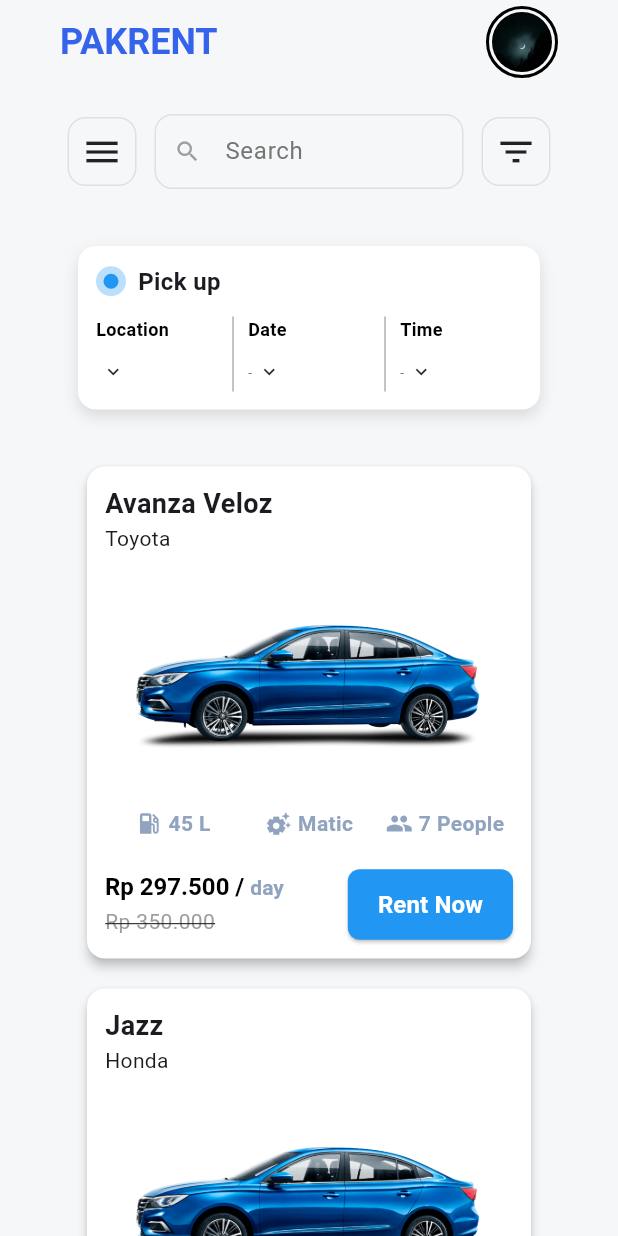
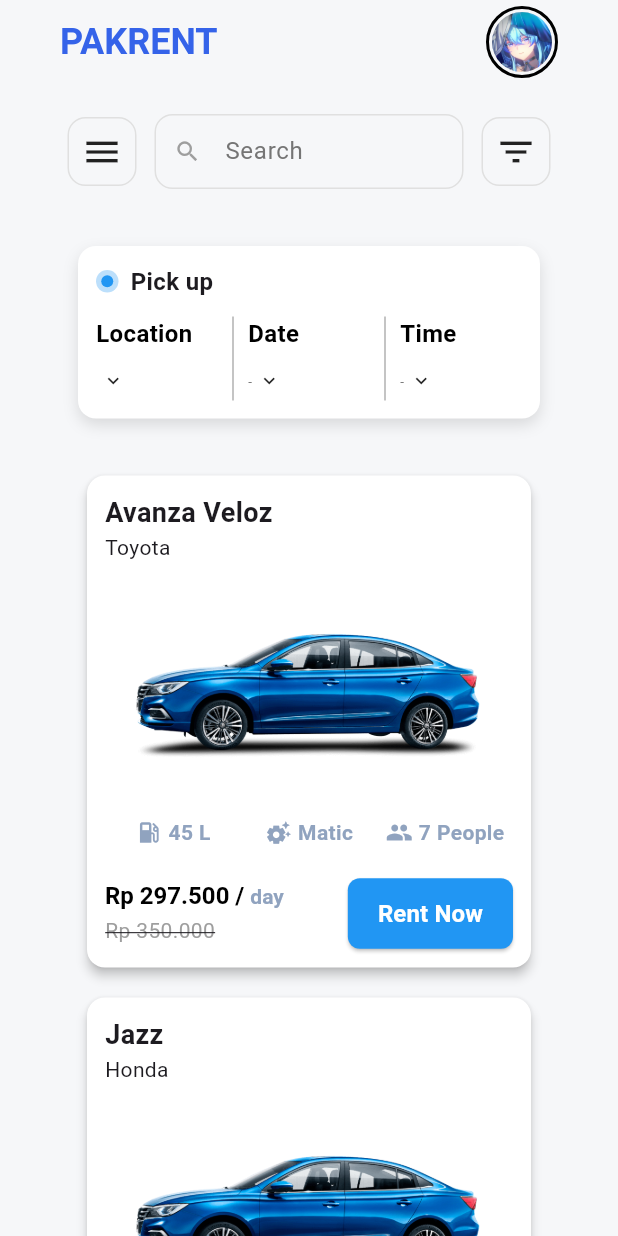
Before and after one commit to MRamadhan000/rentCar_RPL, a Flutter app: the screen it shows after launch, on a phone screen of 412 x 824 dp. Run offline on Flutter 3.47's test engine with Material 3 defaults, Android fonts, the phone set to English and light mode, and no system bars.

Commit message:
update profile image and layout for pickup section

```diff
--- a/lib/main.dart
+++ b/lib/main.dart
@@ -7,6 +7,7 @@ import './models/car.dart';
 import 'dart:convert';
 import 'package:flutter/services.dart' show rootBundle;
 import './utils/app_colors.dart';
+import './widget/empty_car_list.dart';
 
 void main() {
   runApp(const MyApp());
@@ -117,10 +118,7 @@ class _CarRentalPageState extends State<CarRentalPage> {
               if (isLoading)
                 const Center(child: CircularProgressIndicator())
               else if (filteredCars.isEmpty)
-                const Text(
-                  "🚫 Mobil tidak ditemukan",
-                  style: TextStyle(fontSize: 16),
-                )
+                const EmptyCarList()
               else
                 ...filteredCars.map((car) => CarCard(car: car)).toList(),
             ],
--- a/lib/widget/date_picker.dart
+++ b/lib/widget/date_picker.dart
@@ -28,7 +28,7 @@ class DatePicker extends StatelessWidget {
 
   @override
   Widget build(BuildContext context) {
-    const double labelFontSize = 12;
+    const double labelFontSize = 16;
     const double arrowSize = 15;
     const double valueFontSize = 9;
 
--- a/lib/widget/location_picker.dart
+++ b/lib/widget/location_picker.dart
@@ -26,7 +26,7 @@ class LocationPicker extends StatelessWidget {
       'Manado',
     ];
 
-    const double labelFontSize = 12;
+    const double labelFontSize = 16;
     const double arrowSize = 15;
     const double valueFontSize = 9;
 
--- a/lib/widget/pickup_section.dart
+++ b/lib/widget/pickup_section.dart
@@ -42,16 +42,16 @@ class PickupSection extends StatelessWidget {
             mainAxisSize: MainAxisSize.min,
             children: [
               Container(
-                width: 20, // ukuran container luar (outline)
-                height: 20,
+                width: 15, // ukuran container luar (outline)
+                height: 15,
                 decoration: BoxDecoration(
                   color: Colors.blue.withOpacity(0.3), // warna outline (pudar)
                   shape: BoxShape.circle,
                 ),
                 child: Center(
                   child: Container(
-                    width: 10, // ukuran lingkaran dalam (isi solid)
-                    height: 10,
+                    width: 8, // ukuran lingkaran dalam (isi solid)
+                    height: 8,
                     decoration: const BoxDecoration(
                       color: Colors.blue, // warna isi solid
                       shape: BoxShape.circle,
@@ -63,12 +63,14 @@ class PickupSection extends StatelessWidget {
               const SizedBox(width: 8), // jarak antara lingkaran dan tulisan
               const Text(
                 'Pick up',
-                style: TextStyle(fontWeight: FontWeight.bold, fontSize: 16),
+                style: TextStyle(fontWeight: FontWeight.w600, fontSize: 16),
               ),
             ],
           ),
 
           const SizedBox(height: 12),
+
+          // Baris untuk memilih lokasi, tanggal, dan waktu
           IntrinsicHeight(
             child: Row(
               mainAxisSize: MainAxisSize.min,
@@ -93,6 +95,7 @@ class PickupSection extends StatelessWidget {
               ],
             ),
           ),
+
         ],
       ),
     );
--- a/lib/widget/time_picker.dart
+++ b/lib/widget/time_picker.dart
@@ -16,7 +16,7 @@ class TimePicker extends StatelessWidget {
 
   @override
   Widget build(BuildContext context) {
-    const double labelFontSize = 12;
+    const double labelFontSize = 16;
     const double valueFontSize = 9;
     const double arrowSize = 15;
 
```
Also changed, not shown: lib/widget/empty_car_list.dart (added, +41 -0 lines), assets/images/profile.png.
